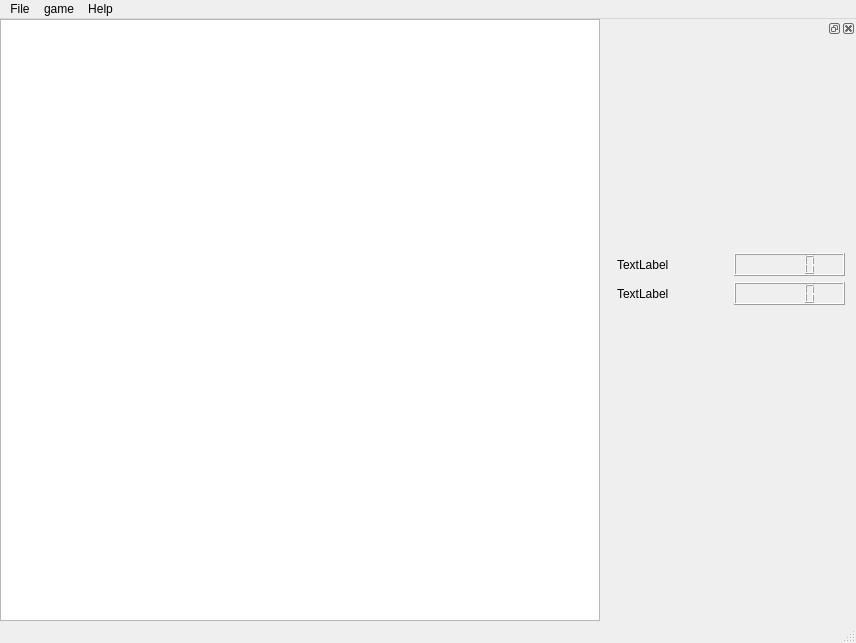
First picture: the form in forms/mainwindow.ui, repository anat/gomhokuto-de-cuisine, before the edit.
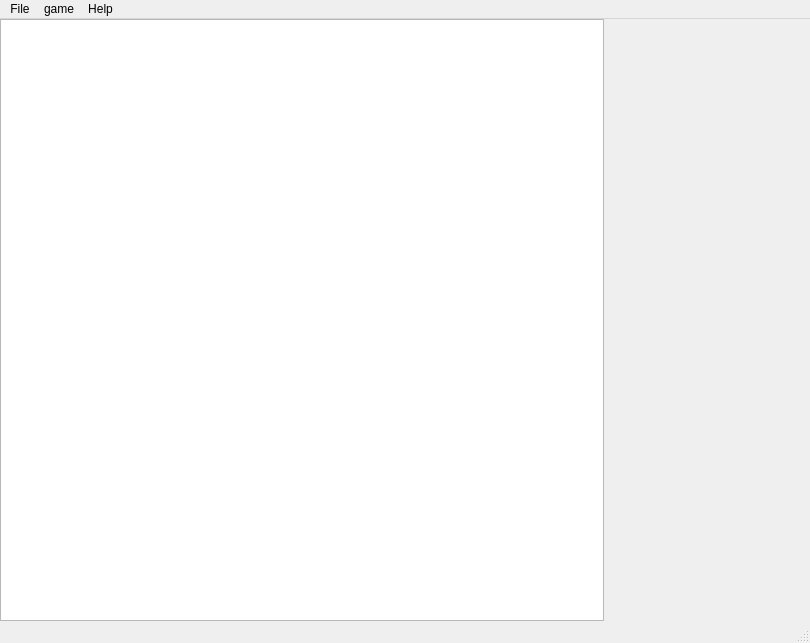
Second picture: the form after the edit.

Commit message: j'ai change? le dock en widget plus un souci avec le .pro qui empecher la compilation sur mon mac

What changed in the file:
```diff
--- a/forms/mainwindow.ui
+++ b/forms/mainwindow.ui
@@ -6,7 +6,7 @@
    <rect>
     <x>0</x>
     <y>0</y>
-    <width>851</width>
+    <width>810</width>
     <height>643</height>
    </rect>
   </property>
@@ -18,8 +18,8 @@
   </property>
   <property name="minimumSize">
    <size>
-    <width>0</width>
-    <height>0</height>
+    <width>810</width>
+    <height>643</height>
    </size>
   </property>
   <property name="windowTitle">
@@ -37,6 +37,12 @@
      <number>0</number>
     </property>
     <item>
+     <widget class="QWidget" name="widget" native="true">
+      <layout class="QHBoxLayout" name="horizontalLayout">
+       <property name="margin">
+        <number>0</number>
+       </property>
+       <item>
      <widget class="QGraphicsView" name="gameboard">
       <property name="enabled">
        <bool>true</bool>
@@ -63,12 +69,46 @@
     </item>
    </layout>
   </widget>
+    </item>
+    <item>
+     <widget class="QWidget" name="widget_2" native="true">
+      <property name="minimumSize">
+       <size>
+        <width>200</width>
+        <height>0</height>
+       </size>
+      </property>
+      <property name="maximumSize">
+       <size>
+        <width>200</width>
+        <height>16777215</height>
+       </size>
+      </property>
+      <layout class="QGridLayout" name="gridLayout">
+       <item row="0" column="0">
+        <spacer name="horizontalSpacer">
+         <property name="orientation">
+          <enum>Qt::Horizontal</enum>
+         </property>
+         <property name="sizeHint" stdset="0">
+          <size>
+           <width>173</width>
+           <height>20</height>
+          </size>
+         </property>
+        </spacer>
+       </item>
+      </layout>
+     </widget>
+    </item>
+   </layout>
+  </widget>
   <widget class="QMenuBar" name="menuBar">
    <property name="geometry">
     <rect>
      <x>0</x>
      <y>0</y>
-     <width>851</width>
+     <width>810</width>
      <height>22</height>
     </rect>
    </property>
@@ -98,85 +138,6 @@
    <addaction name="menuHelp"/>
   </widget>
   <widget class="QStatusBar" name="statusBar"/>
-  <widget class="QDockWidget" name="dockWidget">
-   <property name="minimumSize">
-    <size>
-     <width>250</width>
-     <height>500</height>
-    </size>
-   </property>
-   <property name="maximumSize">
-    <size>
-     <width>250</width>
-     <height>500</height>
-    </size>
-   </property>
-   <attribute name="dockWidgetArea">
-    <number>2</number>
-   </attribute>
-   <widget class="QWidget" name="dockWidgetContents_2">
-    <layout class="QHBoxLayout" name="horizontalLayout_4">
-     <item>
-      <layout class="QVBoxLayout" name="verticalLayout">
-       <item>
-        <spacer name="verticalSpacer_2">
-         <property name="orientation">
-          <enum>Qt::Vertical</enum>
-         </property>
-         <property name="sizeHint" stdset="0">
-          <size>
-           <width>20</width>
-           <height>40</height>
-          </size>
-         </property>
-        </spacer>
-       </item>
-       <item>
-        <layout class="QHBoxLayout" name="horizontalLayout">
-         <item>
-          <widget class="QLabel" name="name_player1">
-           <property name="text">
-            <string>TextLabel</string>
-           </property>
-          </widget>
-         </item>
-         <item>
-          <widget class="QLCDNumber" name="nombre_piece_player1"/>
-         </item>
-        </layout>
-       </item>
-       <item>
-        <layout class="QHBoxLayout" name="horizontalLayout_2">
-         <item>
-          <widget class="QLabel" name="name_player2">
-           <property name="text">
-            <string>TextLabel</string>
-           </property>
-          </widget>
-         </item>
-         <item>
-          <widget class="QLCDNumber" name="nombre_piece_player2"/>
-         </item>
-        </layout>
-       </item>
-       <item>
-        <spacer name="verticalSpacer">
-         <property name="orientation">
-          <enum>Qt::Vertical</enum>
-         </property>
-         <property name="sizeHint" stdset="0">
-          <size>
-           <width>20</width>
-           <height>40</height>
-          </size>
-         </property>
-        </spacer>
-       </item>
-      </layout>
-     </item>
-    </layout>
-   </widget>
-  </widget>
   <action name="actionA_Propos">
    <property name="text">
     <string>About</string>
```
Lines whose indentation alone changed are shown as unchanged. The commit also changes 1 other file.
